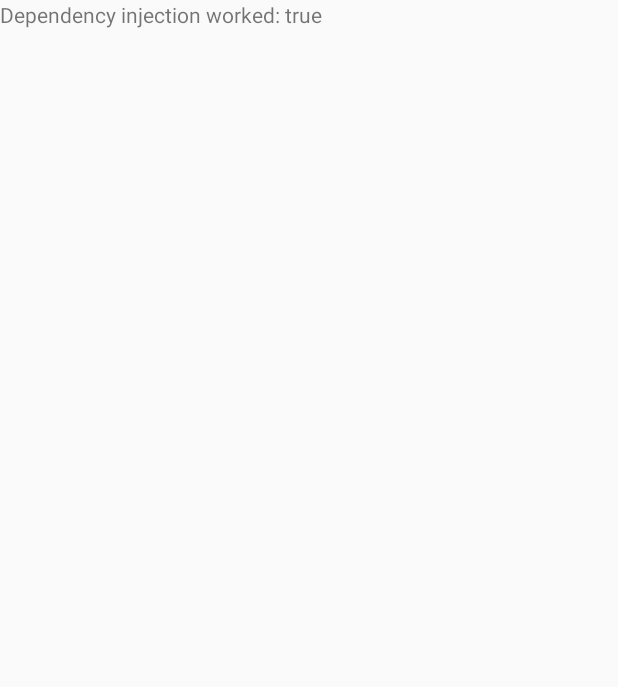
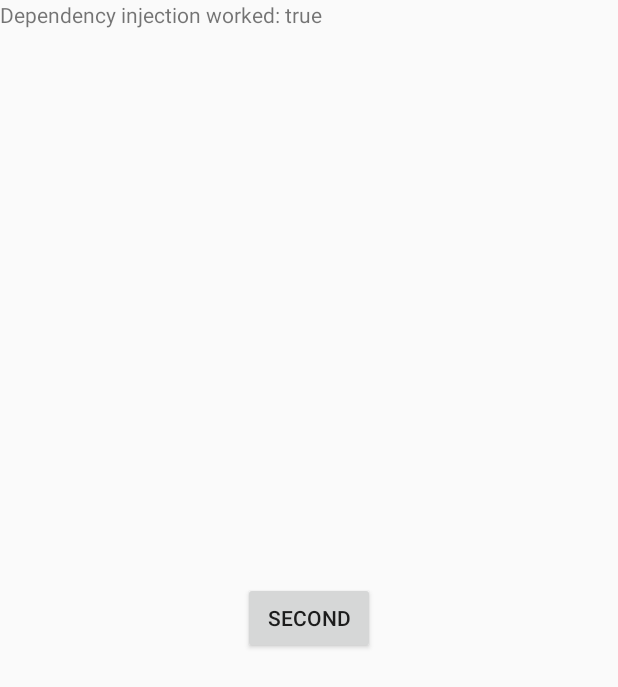
Before and after one commit to softartdev/Dagger2AndroidInjector, an Android app: the screen it shows after launch (MainActivity), on a phone screen of 412 x 824 dp. Shown: the top 687 px of the screen. Run offline under Robolectric (Android 15) with nearby library versions, the phone set to English and light mode, and no system bars; our stand-ins replace Dagger/Hilt's generated code.

Commit message:
adding second & third

```diff
--- a/app/src/main/java/com/vogella/android/dagger2simple/MainActivity.java
+++ /dev/null
@@ -1,25 +0,0 @@
-package com.vogella.android.dagger2simple;
-
-import android.app.Activity;
-import android.os.Bundle;
-import android.widget.TextView;
-
-import javax.inject.Inject;
-
-import dagger.android.AndroidInjection;
-
-public class MainActivity extends Activity {
-
-    @Inject NetworkApi networkApi;
-
-    @Override
-    protected void onCreate(Bundle savedInstanceState) {
-        AndroidInjection.inject(this);
-        super.onCreate(savedInstanceState);
-        setContentView(R.layout.activity_main);
-
-        boolean injected =  networkApi == null ? false : true;
-        TextView userAvailable = (TextView) findViewById(R.id.target);
-        userAvailable.setText("Dependency injection worked: " + String.valueOf(injected));
-    }
-}
--- a/app/src/main/java/com/vogella/android/dagger2simple/MyApplication.java
+++ b/app/src/main/java/com/vogella/android/dagger2simple/MyApplication.java
@@ -3,7 +3,7 @@ package com.vogella.android.dagger2simple;
 import android.app.Activity;
 import android.app.Application;
 
-import com.vogella.android.dagger2simple.components.DaggerIApplicationComponent;
+import com.vogella.android.dagger2simple.di.components.DaggerIApplicationComponent;
 
 import javax.inject.Inject;
 
--- a/app/src/main/java/com/vogella/android/dagger2simple/components/IApplicationComponent.java
+++ b/app/src/main/java/com/vogella/android/dagger2simple/di/components/IApplicationComponent.java
@@ -1,7 +1,7 @@
-package com.vogella.android.dagger2simple.components;
+package com.vogella.android.dagger2simple.di.components;
 
 import com.vogella.android.dagger2simple.MyApplication;
-import com.vogella.android.dagger2simple.modules.ActivityModule;
+import com.vogella.android.dagger2simple.di.modules.ActivityModule;
 
 import dagger.Component;
 import dagger.android.AndroidInjectionModule;
--- a/app/src/main/java/com/vogella/android/dagger2simple/components/IMainActivitySubcomponent.java
+++ b/app/src/main/java/com/vogella/android/dagger2simple/di/components/IMainActivitySubcomponent.java
@@ -1,6 +1,6 @@
-package com.vogella.android.dagger2simple.components;
+package com.vogella.android.dagger2simple.di.components;
 
-import com.vogella.android.dagger2simple.MainActivity;
+import com.vogella.android.dagger2simple.ui.main.MainActivity;
 
 import dagger.Subcomponent;
 import dagger.android.AndroidInjector;
--- a/app/src/main/java/com/vogella/android/dagger2simple/modules/ActivityModule.java
+++ b/app/src/main/java/com/vogella/android/dagger2simple/di/modules/ActivityModule.java
@@ -1,9 +1,9 @@
-package com.vogella.android.dagger2simple.modules;
+package com.vogella.android.dagger2simple.di.modules;
 
 import android.app.Activity;
 
-import com.vogella.android.dagger2simple.MainActivity;
-import com.vogella.android.dagger2simple.components.IMainActivitySubcomponent;
+import com.vogella.android.dagger2simple.ui.main.MainActivity;
+import com.vogella.android.dagger2simple.di.components.IMainActivitySubcomponent;
 
 import dagger.Binds;
 import dagger.Module;
--- /dev/null
+++ b/app/src/main/java/com/vogella/android/dagger2simple/ui/main/MainActivity.java
@@ -0,0 +1,43 @@
+package com.vogella.android.dagger2simple.ui.main;
+
+import android.app.Activity;
+import android.content.Intent;
+import android.os.Bundle;
+import android.view.View;
+import android.widget.Button;
+import android.widget.TextView;
+
+import com.vogella.android.dagger2simple.R;
+import com.vogella.android.dagger2simple.ui.second.SecondActivity;
+
+import javax.inject.Inject;
+
+import dagger.android.AndroidInjection;
+
+public class MainActivity extends Activity implements View.OnClickListener {
+
+    @Inject NetworkApi networkApi;
+
+    @Override
+    protected void onCreate(Bundle savedInstanceState) {
+        AndroidInjection.inject(this);
+        super.onCreate(savedInstanceState);
+        setContentView(R.layout.activity_main);
+
+        boolean injected =  networkApi == null ? false : true;
+        TextView userAvailable = (TextView) findViewById(R.id.target);
+        userAvailable.setText("Dependency injection worked: " + String.valueOf(injected));
+
+        Button button = (Button) findViewById(R.id.main_button);
+        button.setOnClickListener(this);
+    }
+
+    @Override
+    public void onClick(View v) {
+        switch (v.getId()) {
+            case R.id.main_button:
+                startActivity(new Intent(this, SecondActivity.class));
+                break;
+        }
+    }
+}
--- a/app/src/main/java/com/vogella/android/dagger2simple/NetworkApi.java
+++ b/app/src/main/java/com/vogella/android/dagger2simple/ui/main/NetworkApi.java
@@ -1,4 +1,4 @@
-package com.vogella.android.dagger2simple;
+package com.vogella.android.dagger2simple.ui.main;
 
 import javax.inject.Inject;
 
--- /dev/null
+++ b/app/src/main/java/com/vogella/android/dagger2simple/ui/second/SecondView.java
@@ -0,0 +1,5 @@
+package com.vogella.android.dagger2simple.ui.second;
+
+public interface SecondView {
+    void onCheck(boolean presenterInjected);
+}
--- a/app/src/main/res/layout/activity_main.xml
+++ b/app/src/main/res/layout/activity_main.xml
@@ -3,7 +3,7 @@
                 xmlns:tools="http://schemas.android.com/tools"
                 android:layout_width="match_parent"
                 android:layout_height="match_parent"
-                tools:context=".MainActivity">
+                tools:context=".ui.main.MainActivity">
 
     <TextView
         android:id="@+id/target"
@@ -11,4 +11,12 @@
         android:layout_height="wrap_content"
         android:text="Hello" />
 
+    <Button
+        android:id="@+id/main_button"
+        android:layout_width="wrap_content"
+        android:layout_height="wrap_content"
+        android:layout_centerHorizontal="true"
+        android:layout_centerVertical="true"
+        android:text="@string/second"/>
+
 </RelativeLayout>
--- a/app/src/main/res/values/strings.xml
+++ b/app/src/main/res/values/strings.xml
@@ -1,3 +1,6 @@
 <resources>
     <string name="app_name">Dagger2 Simple</string>
+    <string name="second">Second</string>
+    <string name="presenter_injected">Presenter injected:</string>
+    <string name="third">Third</string>
 </resources>
```
Also changed, not shown: app/build.gradle (+7 -7 lines), app/src/main/AndroidManifest.xml (+10 -6 lines), app/src/main/java/com/vogella/android/dagger2simple/ui/second/SecondActivity.java (added, +48 -0 lines), app/src/main/java/com/vogella/android/dagger2simple/ui/second/SecondPresenter.java (added, +13 -0 lines), app/src/main/java/com/vogella/android/dagger2simple/ui/third/ThirdActivity.java (added, +20 -0 lines), app/src/main/res/layout/activity_second.xml (added, +35 -0 lines), app/src/main/res/layout/activity_third.xml (added, +15 -0 lines).
